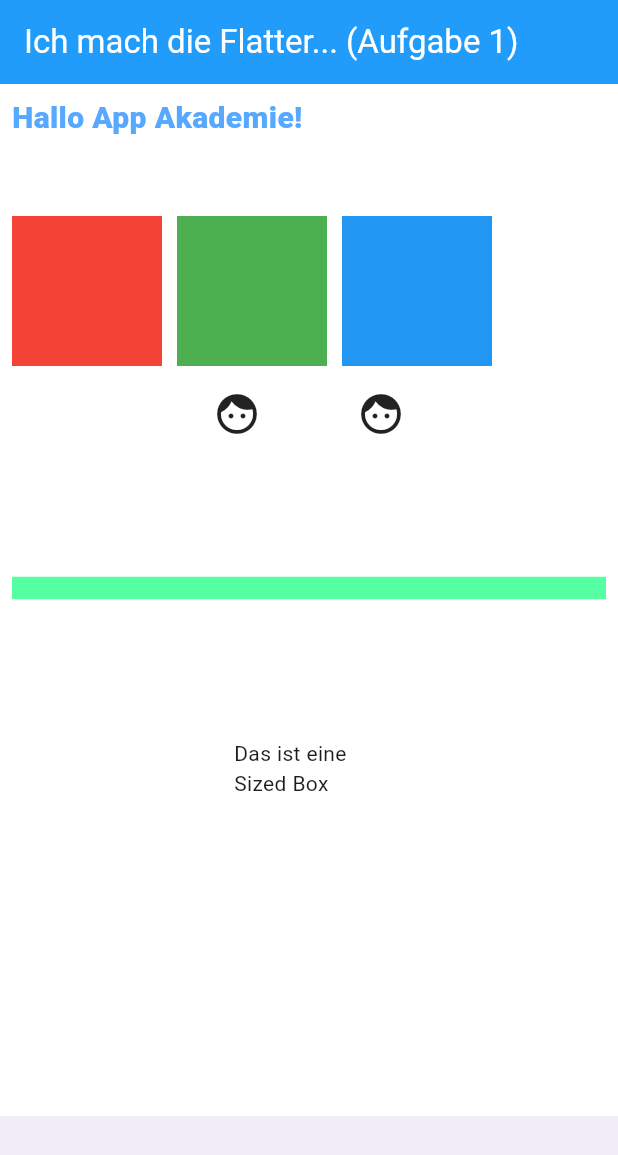
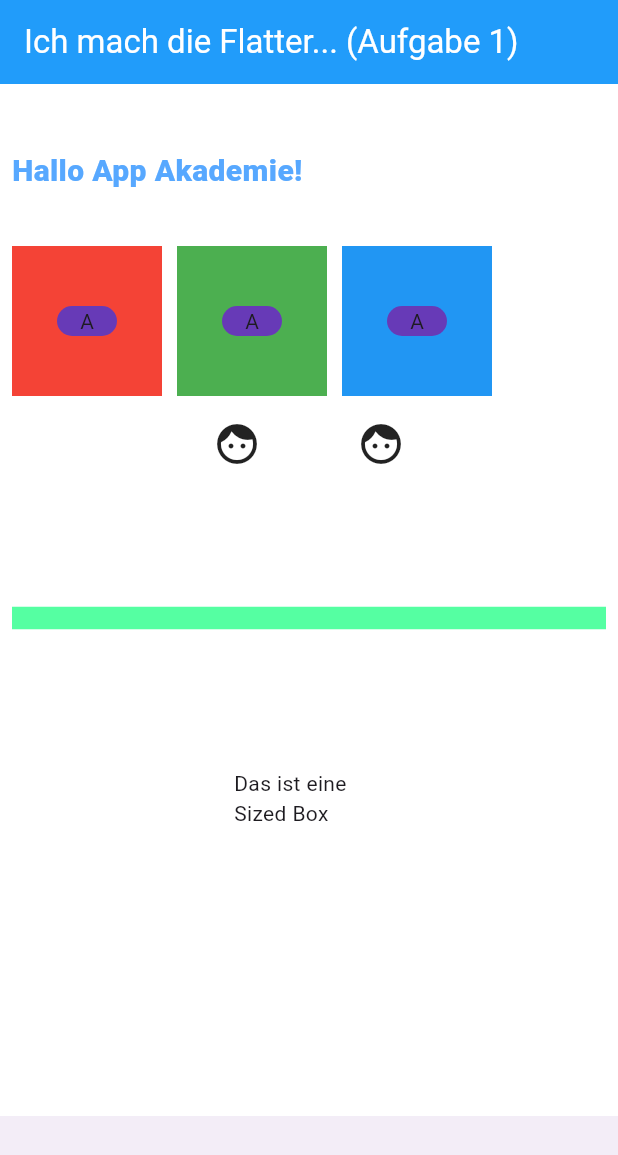
Before and after one commit to Platypus84/flutter_tryouts, a Flutter app: the screen it shows after launch, on a phone screen of 412 x 824 dp. Shown: the top 1155 px of the screen. Run offline on Flutter 3.47's test engine with Material 3 defaults, Android fonts, the phone set to English and light mode, and no system bars.

Commit message:
update02_main.dart_Task_4.2.4

```diff
--- a/lib/main.dart
+++ b/lib/main.dart
@@ -28,9 +28,8 @@ class MainApp extends StatelessWidget {
                 Row(
                   crossAxisAlignment: CrossAxisAlignment.center,
                   children: [
-                    SizedBox(
-                      height: 80,
-                      child: Text(
+                    SizedBox(height: 100),
+                    Text(
                       'Hallo App Akademie!',
                       textAlign: TextAlign.left,
                       style: TextStyle(
@@ -44,39 +43,65 @@ class MainApp extends StatelessWidget {
                         ),
                       ),
                     ),
-                    ),
                   ],
                 ),
                 Row(
-                  mainAxisAlignment: MainAxisAlignment.start,
                   children: [
                     Padding(
                       padding: const EdgeInsets.only(right: 10.0),
                       child: Container(
+                        alignment: Alignment.center,
                         color: Colors.red,
                         height: 100,
                         width: 100,
-                        // child: Container(
-                        //   height: 20,
-                        //   width: 20,
-                        //   color: Colors.grey,
-                        // ),
+                        child: Container(
+                          decoration: BoxDecoration(
+                            borderRadius: BorderRadius.circular(25),
+                            color: Colors.deepPurple,
+                          ),
+                          height: 20,
+                          width: 40,
+                          alignment: Alignment.center,
+                          child: Text('A'),
+                        ),
                       ),
                     ),
                     Padding(
                       padding: const EdgeInsets.only(right: 10.0),
                       child: Container(
+                        alignment: Alignment.center,
                         color: Colors.green,
                         height: 100,
                         width: 100,
+                        child: Container(
+                          decoration: BoxDecoration(
+                            borderRadius: BorderRadius.circular(25),
+                            color: Colors.deepPurple,
+                          ),
+                          height: 20,
+                          width: 40,
+                          alignment: Alignment.center,
+                          child: Text('A'),
+                        ),
                       ),
                     ),
                     Padding(
                       padding: const EdgeInsets.only(right: 10.0),
                       child: Container(
+                        alignment: Alignment.center,
                         color: Colors.blue,
                         height: 100,
                         width: 100,
+                        child: Container(
+                          decoration: BoxDecoration(
+                            borderRadius: BorderRadius.circular(25),
+                            color: Colors.deepPurple,
+                          ),
+                          height: 20,
+                          width: 40,
+                          alignment: Alignment.center,
+                          child: Text('A'),
+                        ),
                       ),
                     ),
 
```
Lines whose indentation alone changed are shown as unchanged.
